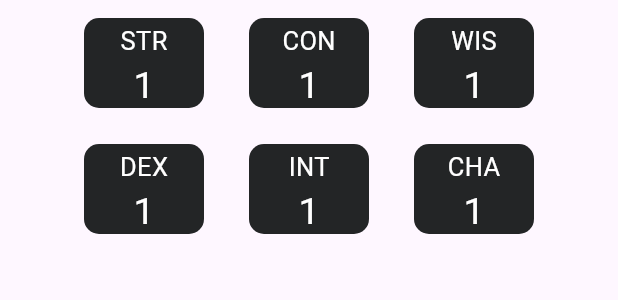
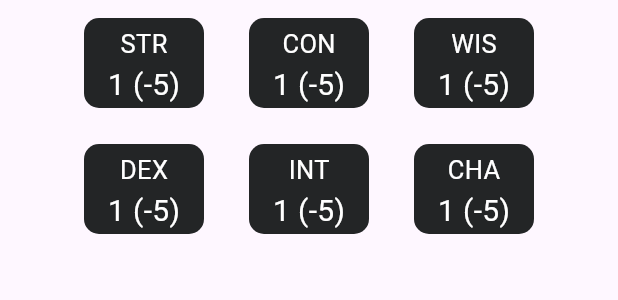
Before and after one commit to vinitava07/RPG-GO, a Flutter app: the SheetAttributes widget shown alone on an empty page, opened directly with empty values, on a phone screen of 412 x 824 dp. Shown: the top 300 px of the screen. Run offline on Flutter 3.47's test engine with Material 3 defaults, Android fonts, the phone set to English and light mode, and no system bars; our stand-ins replace flutter_dotenv, flutter_spinkit, flutter_svg, google_fonts, popover and 2 more; missing offline and left inert: dart:ffi, qr_code_scanner; accounts and stored records are empty; network calls fail; Roboto replaces fonts that are missing (Almendra).

Commit message:
Attributes can now do math!

```diff
--- a/rpg_go/lib/components/sheet_attributes.dart
+++ b/rpg_go/lib/components/sheet_attributes.dart
@@ -6,24 +6,28 @@ class SheetAttributes extends StatelessWidget {
   final Sheet sheet;
   const SheetAttributes(this.sheet, {super.key});
 
+  int _calculateModifier(int abilityScore) {
+    return ((abilityScore - 10) / 2).floor();
+  }
+
   @override
   Widget build(BuildContext context) {
     return Row(
       mainAxisAlignment: MainAxisAlignment.center,
       children: [
         _buildAttributeColumn([
-          Attribute(name: "STR", value: sheet.strength.toString()),
-          Attribute(name: "DEX", value: sheet.dexterity.toString())
+          Attribute(name: "STR", value: sheet.strength),
+          Attribute(name: "DEX", value: sheet.dexterity)
         ]),
         const SizedBox(width: 30),
         _buildAttributeColumn([
-          Attribute(name: "CON", value: sheet.constitution.toString()),
-          Attribute(name: "INT", value: sheet.intelligence.toString())
+          Attribute(name: "CON", value: sheet.constitution),
+          Attribute(name: "INT", value: sheet.intelligence)
         ]),
         const SizedBox(width: 30),
         _buildAttributeColumn([
-          Attribute(name: "WIS", value: sheet.wisdom.toString()),
-          Attribute(name: "CHA", value: sheet.charisma.toString())
+          Attribute(name: "WIS", value: sheet.wisdom),
+          Attribute(name: "CHA", value: sheet.charisma)
         ]),
       ],
     );
@@ -33,7 +37,10 @@ class SheetAttributes extends StatelessWidget {
     return Column(
       crossAxisAlignment: CrossAxisAlignment.center,
       children: attributes
-          .map((attribute) => Padding(
+          .map((attribute) {
+            int modifier = _calculateModifier(attribute.value);
+            String modifierText = (modifier >= 0) ? "+$modifier" : "$modifier";
+            return Padding(
               padding: const EdgeInsets.symmetric(vertical: 12),
               child: Container(
                 width: 80,
@@ -53,15 +60,16 @@ class SheetAttributes extends StatelessWidget {
                     ),
                     const SizedBox(height: 5),
                     Text(
-                        attribute.value,
+                      '${attribute.value} ($modifierText)',
                       style: GoogleFonts.almendra(
                           textStyle: const TextStyle(
-                                fontSize: 25, color: Colors.white, height: 1)),
+                              fontSize: 20, color: Colors.white, height: 1)),
                     ),
                   ],
                 ),
               ),
-              ))
+            );
+          })
           .toList(),
     );
   }
@@ -69,7 +77,7 @@ class SheetAttributes extends StatelessWidget {
 
 class Attribute {
   final String name;
-  final String value;
+  final int value;
 
   Attribute({required this.name, required this.value});
 }
--- a/rpg_go/lib/components/sheet_options.dart
+++ b/rpg_go/lib/components/sheet_options.dart
@@ -18,7 +18,7 @@ class SheetOptions extends StatelessWidget {
           builder: (context, scrollController) {
             return Container(
               decoration: const BoxDecoration(
-                color: Colors.white,
+                color: Colors.black,
                 borderRadius: BorderRadius.vertical(top: Radius.circular(20)),
               ),
               child: Column(
@@ -37,6 +37,7 @@ class SheetOptions extends StatelessWidget {
                     title,
                     style: GoogleFonts.almendra(
                       textStyle: const TextStyle(fontSize: 20, fontWeight: FontWeight.bold),
+                      color: Colors.white,
                     ),
                   ),
                   const Divider(),
@@ -50,6 +51,7 @@ class SheetOptions extends StatelessWidget {
                             items[index],
                             style: GoogleFonts.almendra(
                               textStyle: const TextStyle(fontSize: 16),
+                              color: Colors.white,
                             ),
                           ),
                         );
```
Lines whose indentation alone changed are shown as unchanged.
